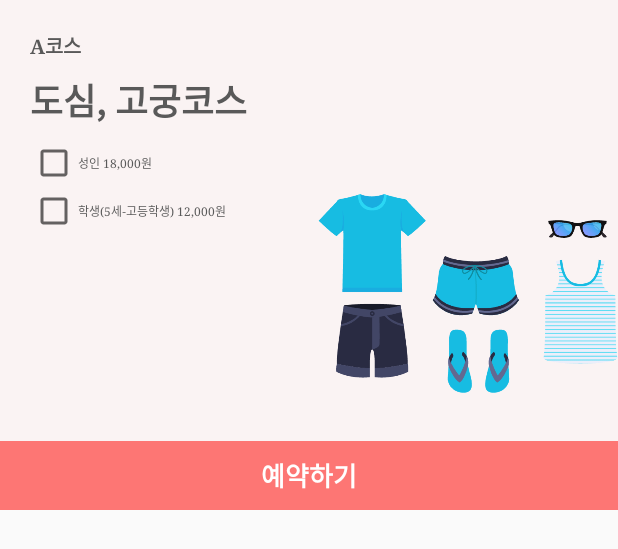
After one commit to Mash-Up-MapC/MapC-android, an Android app: the layout item_booking.xml on its own in the app's theme, with its tools: preview values and no code run, on a phone screen of 412 x 824 dp. The commit adds this screen. Shown: the top 549 px of the screen. Run offline under Robolectric (Android 15) with nearby library versions, the phone set to English and light mode, and no system bars; Roboto replaces fonts that are not available here.

Commit message:
예약 viewholder 디자인 추가

```diff
--- a/app/src/main/java/kr/mashup/mapc/ui/main/booking/BookingAdapter.java
+++ b/app/src/main/java/kr/mashup/mapc/ui/main/booking/BookingAdapter.java
@@ -2,10 +2,12 @@ package kr.mashup.mapc.ui.main.booking;
 
 import android.support.annotation.NonNull;
 import android.support.v7.widget.RecyclerView;
+import android.view.LayoutInflater;
 import android.view.ViewGroup;
 
 import java.util.ArrayList;
 
+import kr.mashup.mapc.R;
 import kr.mashup.mapc.data.Booking;
 
 public class BookingAdapter extends RecyclerView.Adapter<BookingViewHolder> {
@@ -15,12 +17,15 @@ public class BookingAdapter extends RecyclerView.Adapter<BookingViewHolder> {
     @NonNull
     @Override
     public BookingViewHolder onCreateViewHolder(@NonNull ViewGroup parent, int viewType) {
-        return null;
+        return new BookingViewHolder(
+                LayoutInflater.from(parent.getContext())
+                        .inflate(R.layout.item_booking, parent, false)
+        );
     }
 
     @Override
     public void onBindViewHolder(@NonNull BookingViewHolder holder, int position) {
-
+        holder.setData(dataList.get(position));
     }
 
     @Override
--- /dev/null
+++ b/app/src/main/res/layout/item_booking.xml
@@ -0,0 +1,85 @@
+<?xml version="1.0" encoding="utf-8"?>
+<LinearLayout xmlns:android="http://schemas.android.com/apk/res/android"
+    android:layout_width="match_parent"
+    android:layout_height="340dp"
+    android:orientation="vertical">
+
+    <FrameLayout
+        android:layout_width="match_parent"
+        android:layout_height="match_parent"
+        android:layout_weight="1"
+        android:background="@color/salmon_5">
+
+        <ImageView
+            android:layout_width="wrap_content"
+            android:layout_height="wrap_content"
+            android:layout_gravity="right|bottom"
+            android:layout_marginBottom="32dp"
+            android:adjustViewBounds="true"
+            android:maxHeight="180dp"
+            android:maxWidth="200dp"
+            android:src="@drawable/icon_dummy_fashion" />
+
+        <LinearLayout
+            android:layout_width="match_parent"
+            android:layout_height="match_parent"
+            android:orientation="vertical"
+            android:paddingEnd="20dp"
+            android:paddingStart="20dp"
+            android:paddingTop="20dp">
+
+            <TextView
+                android:layout_width="wrap_content"
+                android:layout_height="wrap_content"
+                android:text="A코스"
+                android:textColor="@color/greyish_brown"
+                android:textSize="13dp"
+                android:textStyle="bold" />
+
+            <TextView
+                android:layout_width="wrap_content"
+                android:layout_height="wrap_content"
+                android:layout_marginTop="8dp"
+                android:text="도심, 고궁코스"
+                android:textColor="@color/greyish_brown"
+                android:textSize="24dp"
+                android:textStyle="bold" />
+
+            <CheckBox
+                android:layout_width="wrap_content"
+                android:layout_height="wrap_content"
+                android:layout_marginTop="8dp"
+                android:text="성인 18,000원"
+                android:textColor="@color/greyish_brown"
+                android:textSize="8dp" />
+
+            <CheckBox
+                android:layout_width="wrap_content"
+                android:layout_height="wrap_content"
+                android:text="학생(5세-고등학생) 12,000원"
+                android:textColor="@color/greyish_brown"
+                android:textSize="8dp" />
+
+        </LinearLayout>
+
+    </FrameLayout>
+
+    <FrameLayout
+        android:id="@+id/booking"
+        android:layout_width="match_parent"
+        android:layout_height="46dp"
+        android:background="@color/salmon"
+        android:foreground="?attr/selectableItemBackground">
+
+        <TextView
+            android:layout_width="wrap_content"
+            android:layout_height="wrap_content"
+            android:layout_gravity="center"
+            android:text="예약하기"
+            android:textColor="@color/white"
+            android:textSize="17dp"
+            android:textStyle="bold" />
+
+    </FrameLayout>
+
+</LinearLayout>
```
